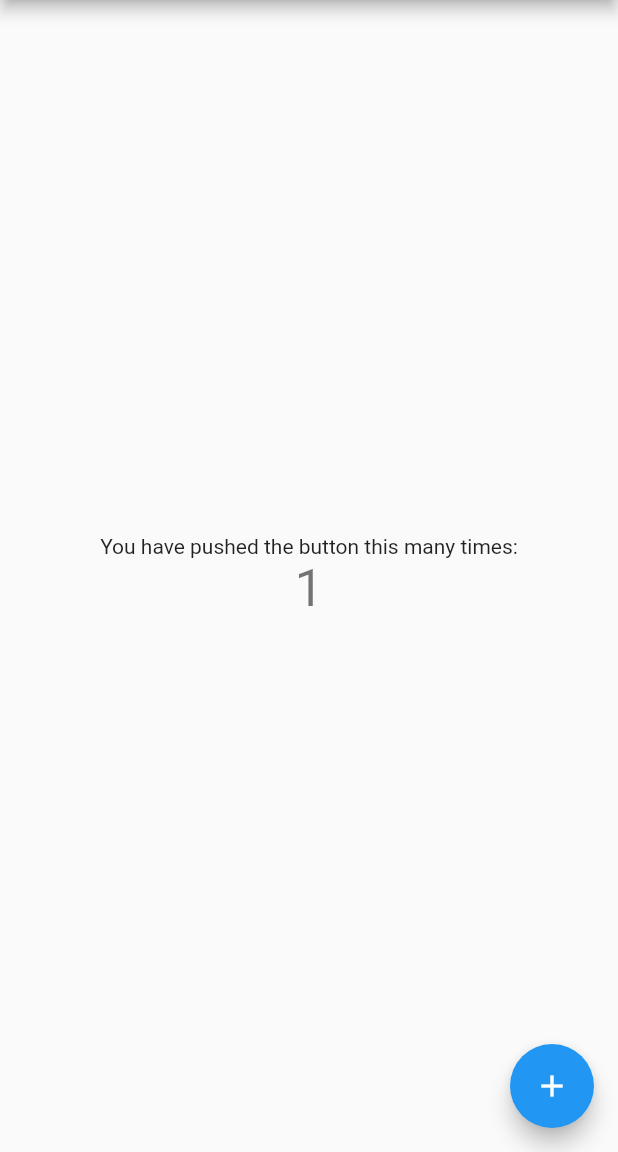
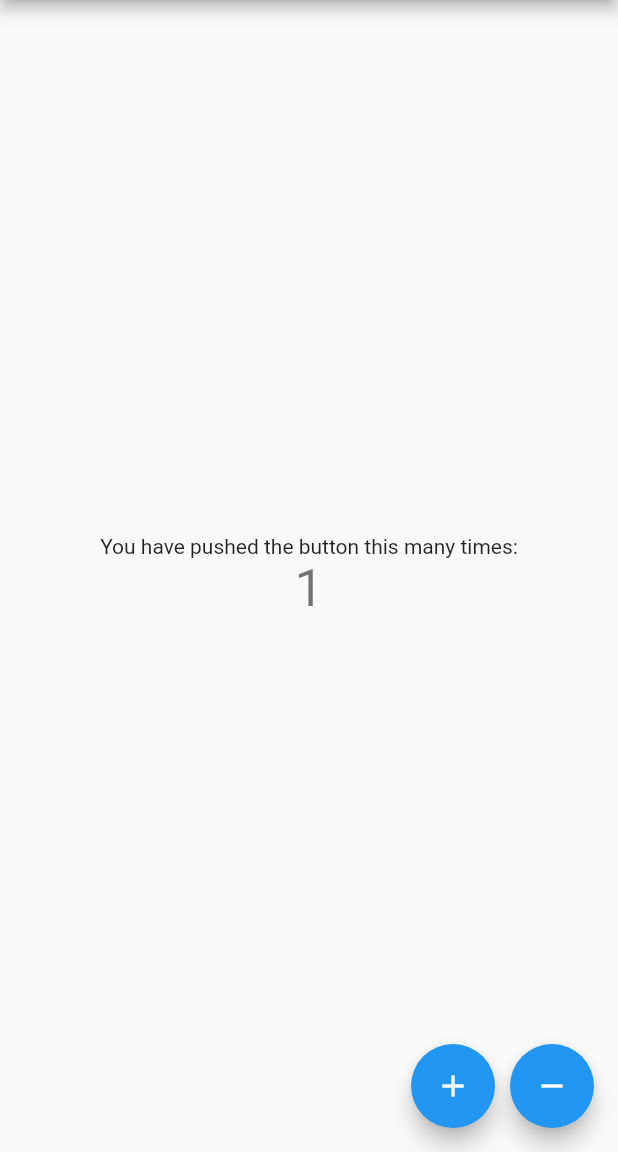
Before and after one commit to codebbkaf/flutter_bloc, a Flutter app: the screen it shows after launch, after a tap on the "add" icon, on a phone screen of 412 x 824 dp, the part 84-1236 px from its top. Run offline on Flutter 3.47's test engine with Material 2 defaults, Android fonts, the phone set to English and light mode, and no system bars.

```diff
--- a/lib/counter_bloc.dart
+++ b/lib/counter_bloc.dart
@@ -2,7 +2,7 @@ import 'dart:async';
 import 'package:flutter_app_bloc_kata_sec/counter_event.dart';
 
 class CounterBloc {
-  int _counter;
+  int _counter = 0;
 
   // for state output
   final StreamController _counterStateController = StreamController<int>();
--- a/lib/main.dart
+++ b/lib/main.dart
@@ -1,5 +1,8 @@
+import 'dart:developer';
+
 import 'package:flutter/material.dart';
-
+import 'package:flutter_app_bloc_kata_sec/counter_event.dart';
+import 'counter_bloc.dart';
 void main() {
   runApp(MyApp());
 }
@@ -28,14 +31,7 @@ class MyHomePage extends StatefulWidget {
 }
 
 class _MyHomePageState extends State<MyHomePage> {
-  int _counter = 0;
-
-  void _incrementCounter() {
-    setState(() {
-      _counter++;
-    });
-  }
-
+  final _bloc = CounterBloc();
   @override
   Widget build(BuildContext context) {
 
@@ -43,7 +39,11 @@ class _MyHomePageState extends State<MyHomePage> {
       appBar: AppBar(
         title: Text(widget.title),
       ),
-      body: Center(
+      body: StreamBuilder<int>(
+        stream: _bloc.counter,
+        initialData: 0,
+        builder: (context, snapshot) {
+          return Center(
             child: Column(
               mainAxisAlignment: MainAxisAlignment.center,
               children: <Widget>[
@@ -51,16 +51,33 @@ class _MyHomePageState extends State<MyHomePage> {
                   'You have pushed the button this many times:',
                 ),
                 Text(
-              '$_counter',
+                  '${snapshot.data}',
                   style: Theme.of(context).textTheme.headline4,
                 ),
               ],
             ),
+          );
+        }
       ),
-      floatingActionButton: FloatingActionButton(
-        onPressed: _incrementCounter,
+      floatingActionButton: Row(
+        mainAxisAlignment: MainAxisAlignment.end,
+        children: [
+          FloatingActionButton(
+            onPressed: (){
+              _bloc.counterEventSink.add(IncrementEvent());
+            },
             tooltip: 'Increment',
             child: Icon(Icons.add),
+          ),
+          SizedBox(width: 10,),
+          FloatingActionButton(
+            onPressed: (){
+              _bloc.counterEventSink.add(DecrementEvent());
+            },
+            tooltip: 'Decrement',
+            child: Icon(Icons.remove),
+          ),
+        ],
       ), // This trailing comma makes auto-formatting nicer for build methods.
     );
   }
```
Lines whose indentation alone changed are shown as unchanged.
